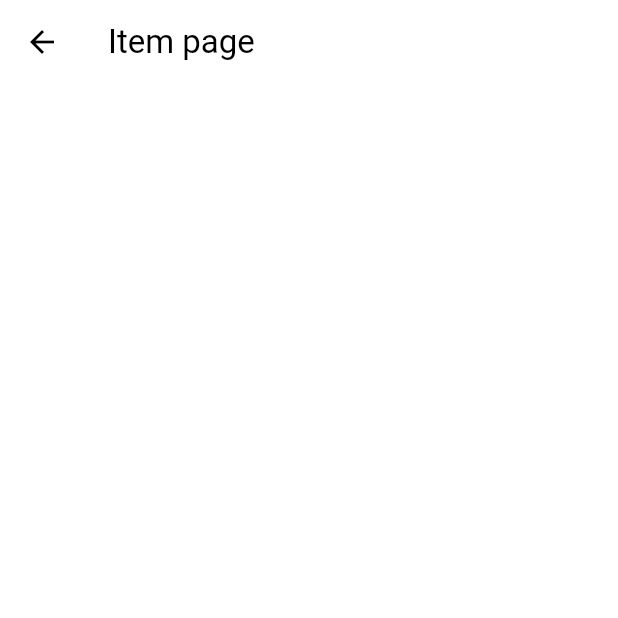
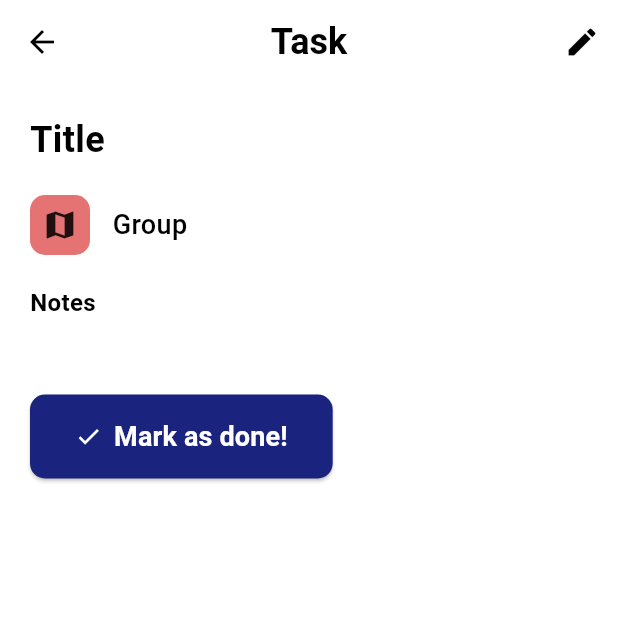
Before and after one commit to Gepeet/todo-week1, a Flutter app: the screen it shows after launch, after a tap on "Top", on a phone screen of 412 x 824 dp, the top half of it. Run offline on Flutter 3.47's test engine with Material 3 defaults, Android fonts, the phone set to English and light mode, and no system bars.

Commit message:
display task done ui

```diff
--- a/lib/pages/home_page.dart
+++ b/lib/pages/home_page.dart
@@ -1,6 +1,7 @@
 import 'package:flutter/material.dart';
 import 'package:todo_week1/pages/new_item_page.dart';
 import 'package:todo_week1/pages/item_page.dart';
+import 'package:todo_week1/pages/group_list_page.dart';
 
 class HomePage extends StatelessWidget{
    const HomePage({super.key});
@@ -67,12 +68,22 @@ class HomePage extends StatelessWidget{
                                       Theme.of(context).colorScheme.secondary,
                                   fontSize: 24,
                                   fontWeight: FontWeight.w600)),
-                          Text('View All',
-                              style: TextStyle(
+                          TextButton(
+                                    onPressed:(){
+                                       Navigator.of(context).push(
+                                         MaterialPageRoute(
+                                             builder: (context) => const GroupListPage()
+                                          )
+                                       );
+                                    },
+                                    child:Text(
+                                       'View All',
+                                    style: TextStyle(
                                   color:
                                       Theme.of(context).colorScheme.secondary,
                                   fontSize: 18,
-                                  fontWeight: FontWeight.w600))
+                                  fontWeight: FontWeight.w600)),
+                              )
                         ]),
                     const SizedBox(height: 20),
                     Expanded(
@@ -458,7 +469,7 @@ class HomePage extends StatelessWidget{
                                           mainAxisAlignment: MainAxisAlignment.spaceBetween,
                                        children:[
                                           Text(
-                                                'Today',
+                                                'All Task',
                                                 style:TextStyle(
                                                    fontSize:24,
                                                    fontWeight: FontWeight.w600,
@@ -493,7 +504,7 @@ class HomePage extends StatelessWidget{
                                      Column(
                                           children:[
                                              Text(
-                                                '9 Tasks',
+                                                '9 Total',
                                                 style: TextStyle(
                                                    color:Theme.of(context).colorScheme.onTertiaryContainer,
                                                    fontSize: 16,
--- a/lib/pages/item_page.dart
+++ b/lib/pages/item_page.dart
@@ -1,4 +1,5 @@
 import 'package:flutter/material.dart';
+import 'package:todo_week1/pages/edit_item_pages.dart';
 
 class ItemPage extends StatelessWidget{
    const ItemPage({super.key});
@@ -8,7 +9,104 @@ class ItemPage extends StatelessWidget{
       return SafeArea(
          child: Scaffold(
             appBar: AppBar(
-               title: Text('Item page')
+               centerTitle:true,
+               actions:[
+                  IconButton(
+                        icon:Icon(Icons.edit),
+                     onPressed:(){
+                     Navigator.of(context).push(
+                           MaterialPageRoute(
+                              builder: (context) => const EditItemPage(),
+                           )
+                        );
+                     }
+                  )
+      ],
+               title: const Text(
+                  'Task',
+                  style:TextStyle(
+                     fontWeight:FontWeight.bold,
+                     fontSize: 24
+                  )
+               )
+            ),
+            body: Padding(
+               padding:const EdgeInsets.all(20),
+               child: Column(
+                  crossAxisAlignment: CrossAxisAlignment.start,
+                  children:[
+                     Text(
+                        'Title',
+                        style:TextStyle(
+                           fontSize:24,
+                           fontWeight: FontWeight.bold,
+                           color: Theme.of(context).colorScheme.tertiary
+                        )
+                     ),
+                     const SizedBox(height:20),
+                     Row(
+                        children:[
+                     Container(
+                        height:40,
+                        width:40,
+                        decoration:BoxDecoration(
+                           color:Colors.red.shade300,
+                           borderRadius: BorderRadius.circular(10),
+                        ),
+                        child:
+                      const Icon(Icons.map),
+                  ),
+                           const SizedBox(width:15),
+                     Text(
+                              'Group',
+                              style:TextStyle(
+                                 color: Theme.of(context).colorScheme.tertiary,
+                                 fontWeight:FontWeight.w500,
+                                 fontSize:18
+                              )
+                           ),
+                  ],
+                     ),
+
+                     const SizedBox(height:20),
+                     Text(
+                        'Notes',
+                        style:TextStyle(
+                           fontSize:16,
+                           color: Theme.of(context).colorScheme.tertiary,
+                           fontWeight: FontWeight.bold
+                        )
+                     ),
+                     const SizedBox(height:50),
+                  ElevatedButton.icon(
+                        icon: Icon(
+                           Icons.check,
+                           color: Theme.of(context).colorScheme.secondary
+                        ),
+                        label:Text(
+                           'Mark as done!',
+                           style:TextStyle(
+                              color:Theme.of(context).colorScheme.secondary,
+
+                              fontSize:18,
+                              fontWeight: FontWeight.bold
+                           )
+                        ),
+                     style: ElevatedButton.styleFrom(
+                        shape: RoundedRectangleBorder(
+                           borderRadius: BorderRadius.circular(10),
+                        ),
+                           padding: const EdgeInsets.symmetric(horizontal:30, vertical:15),
+                           backgroundColor: Theme.of(context).colorScheme.primary,
+                        ),
+
+                     onPressed:(){
+                           Navigator.of(context).pop();
+                     },
+                  ),
+
+                  ]
+               )
             )
          )
       );
```
Also changed, not shown: lib/pages/edit_item_pages.dart (added, +200 -0 lines), lib/pages/group_list_page.dart (added, +16 -0 lines), lib/pages/add_group_page.dart (added).
